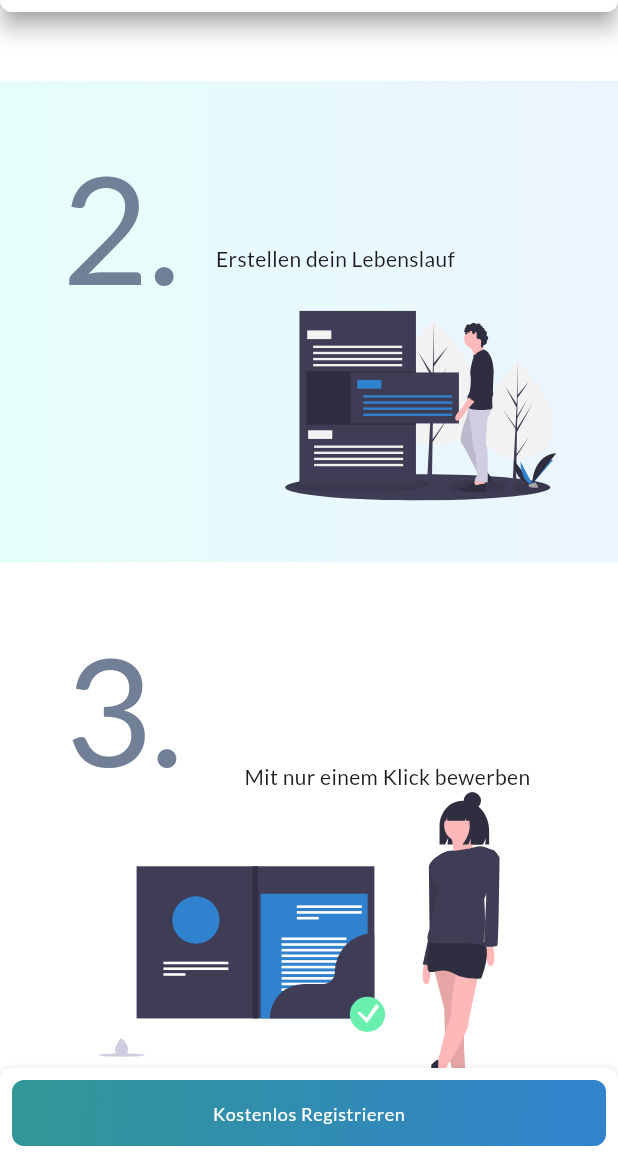
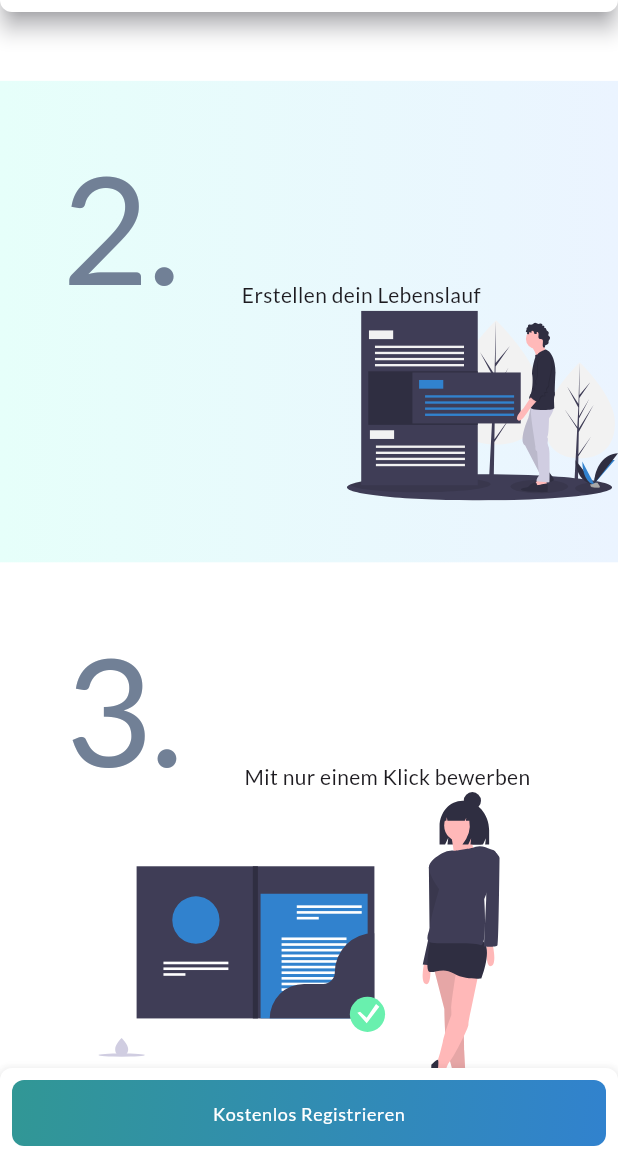
Before and after one commit to satsin06/responsive_web_flutter, a Flutter app: the screen it shows after launch, scrolled down 1152 dp, on a phone screen of 412 x 824 dp, the part 78-1236 px from its top. Run offline on Flutter 3.47's test engine with Material 2 defaults, Android fonts, the phone set to English and light mode, and no system bars; our stand-ins replace flutter_svg, google_fonts.

Commit message:
Override fix for tabber mobile screen

```diff
--- a/lib/presentation/screens/mobile_layout/tabbar_mobile_screen.dart
+++ b/lib/presentation/screens/mobile_layout/tabbar_mobile_screen.dart
@@ -59,7 +59,7 @@ class TabbarMobileScreen extends StatelessWidget {
             ),
           ),
           child: Padding(
-            padding: EdgeInsets.all(deviceHeight! * 0.05),
+            padding: EdgeInsets.only(top: deviceHeight! * 0.05, left: deviceHeight! * 0.05, bottom: deviceHeight! * 0.05),
             child: Column(
               mainAxisAlignment: MainAxisAlignment.center,
               crossAxisAlignment: CrossAxisAlignment.end,
@@ -74,10 +74,8 @@ class TabbarMobileScreen extends StatelessWidget {
                           .displayLarge!
                           .copyWith(color: bodyNumColor, fontSize: 100),
                     ),
-                    Padding(
-                      padding: const EdgeInsets.all(24.0),
-                      child: Text(myModel.text2),
-                    ),
+                    (deviceWidth! * 0.1).pw,
+                    SizedBox(width: deviceWidth! * 0.5, child: Text(myModel.text2)),
                   ],
                 ),
                 SvgPicture.asset(myModel.image2),
```
